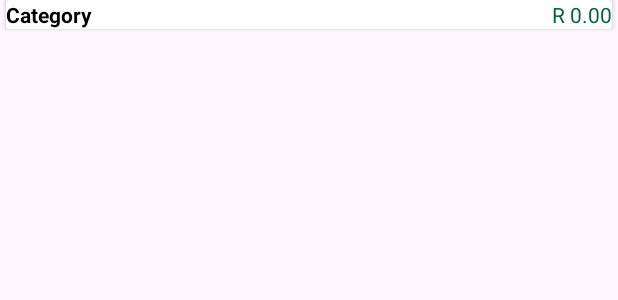
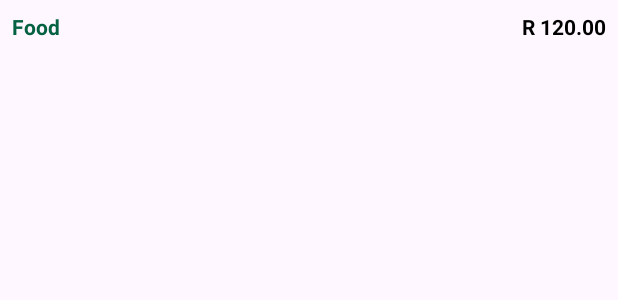
Before and after one commit to MESHaya/Money_Up, an Android app: the layout item_category_total.xml on its own in the app's theme, with its tools: preview values and no code run, on a phone screen of 412 x 824 dp. Shown: the top 300 px of the screen. Run offline under Robolectric (Android 15) with nearby library versions, the phone set to English and light mode, and no system bars.

Commit message:
In this commit I did the active budgets functionality and the category lists

```diff
--- /dev/null
+++ b/app/src/main/java/data/CategoryNameTotal.kt
@@ -0,0 +1,6 @@
+package data
+
+data class CategoryNameTotal(
+    val category_name: String,
+    val totalAmount: Double
+)
--- /dev/null
+++ b/app/src/main/java/data/CategoryTotals.kt
@@ -0,0 +1,6 @@
+package data
+
+data class CategoryTotal(
+    val category_id: Int,
+    val totalAmount: Double
+)
--- a/app/src/main/res/layout/item_category_total.xml
+++ b/app/src/main/res/layout/item_category_total.xml
@@ -1,40 +1,31 @@
-<?xml version="1.0" encoding="utf-8"?>
-<androidx.constraintlayout.widget.ConstraintLayout xmlns:android="http://schemas.android.com/apk/res/android"
-    xmlns:tools="http://schemas.android.com/tools"
-    android:layout_width="match_parent"
-    android:layout_height="match_parent">
-
-    <androidx.cardview.widget.CardView xmlns:android="http://schemas.android.com/apk/res/android"
+<androidx.constraintlayout.widget.ConstraintLayout
+    xmlns:android="http://schemas.android.com/apk/res/android"
+    xmlns:app="http://schemas.android.com/apk/res-auto"
     android:layout_width="match_parent"
     android:layout_height="wrap_content"
-        android:layout_margin="4dp"
-        android:elevation="2dp"
-        android:padding="8dp"
-        tools:ignore="MissingConstraints">
-
-        <LinearLayout
-            android:layout_width="match_parent"
-            android:layout_height="wrap_content"
-            android:orientation="horizontal"
-            >
+    android:padding="8dp">
 
     <TextView
-                android:id="@+id/tv_category_name"
+        android:id="@+id/tvCategoryName"
         android:layout_width="0dp"
-                android:layout_weight="1"
         android:layout_height="wrap_content"
-                android:text="Category"
+        android:text="Food"
+        android:textColor="@color/dark_green"
         android:textStyle="bold"
-                android:textColor="@color/black" />
+        app:layout_constraintStart_toStartOf="parent"
+        app:layout_constraintTop_toTopOf="parent"
+        app:layout_constraintBottom_toBottomOf="parent"
+        app:layout_constraintEnd_toStartOf="@id/tvTotalAmount"
+        app:layout_constraintHorizontal_weight="1" />
 
     <TextView
-                android:id="@+id/tv_total_spent"
+        android:id="@+id/tvTotalAmount"
         android:layout_width="wrap_content"
         android:layout_height="wrap_content"
-                android:text="R 0.00"
-                android:textColor="@color/dark_green" />
-        </LinearLayout>
-    </androidx.cardview.widget.CardView>
-
-
+        android:text="R 120.00"
+        android:textColor="@color/black"
+        android:textStyle="bold"
+        app:layout_constraintEnd_toEndOf="parent"
+        app:layout_constraintTop_toTopOf="parent"
+        app:layout_constraintBottom_toBottomOf="parent" />
 </androidx.constraintlayout.widget.ConstraintLayout>
```
Also changed, not shown: app/src/main/java/com/example/money_up/AllExpensesActivity.kt (+38 -0 lines), app/src/main/java/com/example/money_up/CategoryTotalsAdapter.kt (added, +37 -0 lines), app/src/main/java/com/example/money_up/ProfileActivity.kt (+38 -1 lines), app/src/main/java/data/ExpenseTable/ExpenseDao.kt (+28 -0 lines), app/src/main/res/layout/activity_all_expenses.xml (+27 -27 lines). Lines whose indentation alone changed are shown as unchanged.
